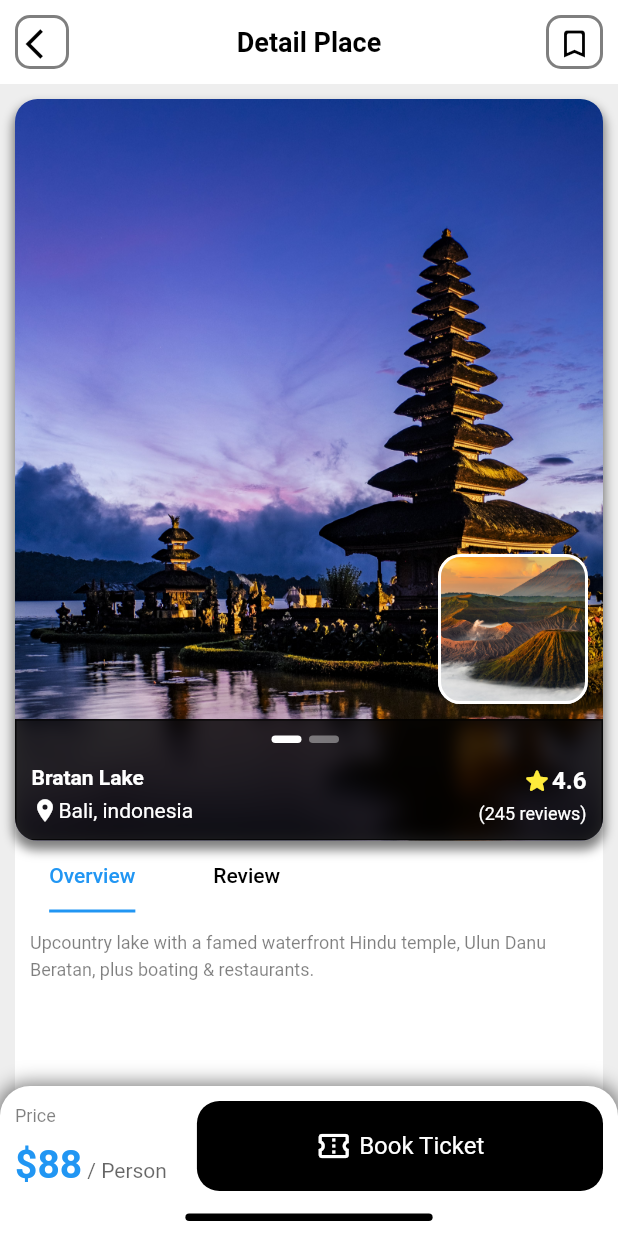
After one commit to gaganugraha33/travel-app, a Flutter app: the DetailScreen screen opened directly with sample values from the repository, on a phone screen of 412 x 824 dp. The commit adds this screen. Run offline on Flutter 3.47's test engine with Material 2 defaults, Android fonts, the phone set to English and light mode, and no system bars.

Commit message:
add detail screen

```diff
--- a/lib/model/destination_model.dart
+++ b/lib/model/destination_model.dart
@@ -26,7 +26,7 @@ List<DestinationModel> destinations = [
     review: Random().nextInt(300) + 25,
     image: [
       'bali pagoda.jpg',
-      'bali pagoda.jpg',
+      'gunung bromo.jpg',
     ],
     name: 'Bratan Lake',
     description:
--- /dev/null
+++ b/lib/pages/detail_screen.dart
@@ -0,0 +1,460 @@
+import 'package:flutter/material.dart';
+import 'package:travel_app/model/destination_model.dart';
+
+import '../component/bg_blur.dart';
+
+class DetailScreen extends StatefulWidget {
+  final DestinationModel destinationModel;
+
+  const DetailScreen({
+    Key? key,
+    required this.destinationModel,
+  }) : super(key: key);
+
+  @override
+  _DetailScreenState createState() => _DetailScreenState();
+}
+
+class _DetailScreenState extends State<DetailScreen> {
+  PageController pageController = PageController();
+  int pageView = 0;
+
+  @override
+  Widget build(BuildContext context) {
+    return Scaffold(
+      backgroundColor: Colors.grey.shade200,
+      appBar: AppBar(
+        backgroundColor: Colors.white,
+        centerTitle: true,
+        elevation: 0,
+        leading: Container(
+          padding: const EdgeInsets.all(5),
+          margin: const EdgeInsets.all(10),
+          decoration: BoxDecoration(
+            borderRadius: BorderRadius.circular(10),
+            border: Border.all(
+              width: 2,
+              color: Colors.black.withOpacity(0.5),
+            ),
+          ),
+          child: const Icon(
+            Icons.arrow_back_ios,
+            color: Colors.black,
+          ),
+        ),
+        title: const Text(
+          'Detail Place',
+          style: TextStyle(
+            fontSize: 18,
+            fontWeight: FontWeight.w600,
+            color: Colors.black,
+          ),
+        ),
+        actions: [
+          Container(
+            padding: const EdgeInsets.all(5),
+            margin: const EdgeInsets.all(10),
+            decoration: BoxDecoration(
+              borderRadius: BorderRadius.circular(10),
+              border: Border.all(
+                width: 2,
+                color: Colors.black.withOpacity(0.5),
+              ),
+            ),
+            child: const Icon(
+              Icons.bookmark_outline_rounded,
+              color: Colors.black,
+            ),
+          ),
+        ],
+      ),
+      body: Padding(
+        padding: const EdgeInsets.fromLTRB(10, 10, 10, 0),
+        child: Container(
+          decoration: const BoxDecoration(
+            color: Colors.white,
+            borderRadius: BorderRadius.vertical(
+              top: Radius.circular(15),
+            ),
+          ),
+          child: Column(
+            crossAxisAlignment: CrossAxisAlignment.start,
+            children: [
+              Container(
+                  height: MediaQuery.of(context).size.height * 0.6,
+                  decoration: BoxDecoration(
+                      borderRadius: BorderRadius.circular(15),
+                      boxShadow: [
+                        BoxShadow(
+                          color: Colors.black.withOpacity(0.5),
+                          offset: const Offset(0, 5),
+                          spreadRadius: 1,
+                          blurRadius: 5,
+                        )
+                      ]),
+                  child: ClipRRect(
+                    borderRadius: BorderRadius.circular(15),
+                    child: Stack(
+                      children: [
+                        PageView(
+                          controller: pageController,
+                          onPageChanged: (value) {
+                            setState(() {
+                              pageView = value;
+                            });
+                          },
+                          children: List.generate(
+                            widget.destinationModel.image.length,
+                            (index) => Image.asset(
+                              'assets/images/${widget.destinationModel.image[index]}',
+                              fit: BoxFit.cover,
+                            ),
+                          ),
+                        ),
+                        Column(
+                          mainAxisSize: MainAxisSize.min,
+                          crossAxisAlignment: CrossAxisAlignment.end,
+                          children: [
+                            const Spacer(),
+                            GestureDetector(
+                              onTap: () {
+                                if (pageController.hasClients) {
+                                  pageController.animateToPage(
+                                    pageView ==
+                                            widget.destinationModel.image
+                                                    .length -
+                                                1
+                                        ? 0
+                                        : pageView + 1,
+                                    duration: const Duration(milliseconds: 500),
+                                    curve: Curves.easeInOut,
+                                  );
+                                }
+                              },
+                              child: Container(
+                                height: 100,
+                                width: 100,
+                                margin: const EdgeInsets.only(
+                                  right: 10,
+                                  bottom: 10,
+                                ),
+                                decoration: BoxDecoration(
+                                  borderRadius: BorderRadius.circular(15),
+                                  border: Border.all(
+                                    width: 2,
+                                    color: Colors.white,
+                                  ),
+                                  image: DecorationImage(
+                                    image: widget.destinationModel.image
+                                                    .length -
+                                                1 !=
+                                            pageView
+                                        ? AssetImage(
+                                            'assets/images/${widget.destinationModel.image[pageView + 1]}')
+                                        : AssetImage(
+                                            'assets/images/${widget.destinationModel.image[0]}'),
+                                    fit: BoxFit.cover,
+                                  ),
+                                ),
+                              ),
+                            ),
+                            BgBlur(
+                              opacity: 0.8,
+                              blur: 6,
+                              child: Padding(
+                                  padding: const EdgeInsets.all(10),
+                                  child: Column(
+                                    children: [
+                                      Row(
+                                        mainAxisAlignment:
+                                            MainAxisAlignment.center,
+                                        children: List.generate(
+                                            widget
+                                                .destinationModel.image.length,
+                                            (index) => GestureDetector(
+                                                  onTap: () {
+                                                    if (pageController
+                                                        .hasClients) {
+                                                      pageController.animateToPage(
+                                                          index,
+                                                          duration:
+                                                              const Duration(
+                                                                  milliseconds:
+                                                                      500),
+                                                          curve:
+                                                              Curves.easeInOut);
+                                                    }
+                                                  },
+                                                  child: AnimatedContainer(
+                                                    duration: const Duration(
+                                                        milliseconds: 500),
+                                                    height: 5,
+                                                    width: 20,
+                                                    margin:
+                                                        const EdgeInsets.only(
+                                                            right: 5),
+                                                    decoration: BoxDecoration(
+                                                      color: pageView == index
+                                                          ? Colors.white
+                                                          : Colors.white
+                                                              .withOpacity(0.4),
+                                                      borderRadius:
+                                                          BorderRadius.circular(
+                                                              10),
+                                                    ),
+                                                  ),
+                                                )),
+                                      ),
+                                      const SizedBox(
+                                        height: 15,
+                                      ),
+                                      Row(
+                                        mainAxisAlignment:
+                                            MainAxisAlignment.spaceBetween,
+                                        crossAxisAlignment:
+                                            CrossAxisAlignment.center,
+                                        children: [
+                                          Column(
+                                            crossAxisAlignment:
+                                                CrossAxisAlignment.start,
+                                            children: [
+                                              Text(
+                                                widget.destinationModel.name!,
+                                                style: const TextStyle(
+                                                    fontSize: 14,
+                                                    color: Colors.white,
+                                                    fontWeight:
+                                                        FontWeight.w600),
+                                              ),
+                                              const SizedBox(
+                                                height: 5,
+                                              ),
+                                              Row(
+                                                children: [
+                                                  const Icon(
+                                                    Icons.location_on,
+                                                    color: Colors.white,
+                                                    size: 18,
+                                                  ),
+                                                  const SizedBox(
+                                                    height: 5,
+                                                  ),
+                                                  Text(
+                                                    widget.destinationModel
+                                                        .location!,
+                                                    style: const TextStyle(
+                                                        fontSize: 14,
+                                                        color: Colors.white,
+                                                        fontWeight:
+                                                            FontWeight.w400),
+                                                  )
+                                                ],
+                                              )
+                                            ],
+                                          ),
+                                          Column(
+                                            crossAxisAlignment:
+                                                CrossAxisAlignment.end,
+                                            children: [
+                                              Row(
+                                                children: [
+                                                  const Icon(
+                                                    Icons.star_rounded,
+                                                    color: Colors.yellow,
+                                                    size: 20,
+                                                  ),
+                                                  Text(
+                                                    '${widget.destinationModel.rate}',
+                                                    style: const TextStyle(
+                                                        fontSize: 16,
+                                                        fontWeight:
+                                                            FontWeight.w600,
+                                                        color: Colors.white),
+                                                  )
+                                                ],
+                                              ),
+                                              const SizedBox(
+                                                height: 5,
+                                              ),
+                                              Text(
+                                                '(${widget.destinationModel.review} reviews)',
+                                                style: const TextStyle(
+                                                  color: Colors.white,
+                                                  fontSize: 12,
+                                                ),
+                                              )
+                                            ],
+                                          )
+                                        ],
+                                      ),
+                                    ],
+                                  )),
+                            ),
+                          ],
+                        )
+                      ],
+                    ),
+                  )),
+              Expanded(
+                child: DefaultTabController(
+                  length: 2,
+                  child: Column(
+                    crossAxisAlignment: CrossAxisAlignment.start,
+                    children: [
+                      SizedBox(
+                        width: MediaQuery.of(context).size.width * 0.5,
+                        child: const TabBar(
+                          labelColor: Colors.blue,
+                          unselectedLabelColor: Colors.black,
+                          indicatorColor: Colors.blue,
+                          indicatorSize: TabBarIndicatorSize.label,
+                          tabs: [
+                            Tab(
+                              text: 'Overview',
+                            ),
+                            Tab(
+                              text: 'Review',
+                            )
+                          ],
+                        ),
+                      ),
+                      Expanded(
+                        child: TabBarView(
+                          children: [
+                            Padding(
+                              padding: const EdgeInsets.all(10),
+                              child: Text(
+                                widget.destinationModel.description!,
+                                style: TextStyle(
+                                  color: Colors.black.withOpacity(0.5),
+                                  fontSize: 12,
+                                  height: 1.5,
+                                ),
+                              ),
+                            ),
+                            const Center(
+                              child: Text('Review'),
+                            ),
+                          ],
+                        ),
+                      )
+                    ],
+                  ),
+                ),
+              )
+            ],
+          ),
+        ),
+      ),
+      extendBody: true,
+      bottomNavigationBar: Container(
+        height: 100,
+        decoration: BoxDecoration(
+          boxShadow: [
+            BoxShadow(
+              offset: Offset.zero,
+              color: Colors.black.withOpacity(0.5),
+              spreadRadius: 2,
+              blurRadius: 10,
+            ),
+          ],
+          color: Colors.white,
+          borderRadius: const BorderRadius.vertical(
+            top: Radius.circular(20),
+          ),
+        ),
+        child: Padding(
+          padding: const EdgeInsets.fromLTRB(10, 10, 10, 0),
+          child: Column(
+            children: [
+              Row(
+                children: [
+                  Column(
+                    crossAxisAlignment: CrossAxisAlignment.start,
+                    children: [
+                      Text(
+                        'Price',
+                        style: TextStyle(
+                          color: Colors.black.withOpacity(0.5),
+                          fontSize: 12,
+                        ),
+                      ),
+                      const SizedBox(
+                        height: 10,
+                      ),
+                      Text.rich(
+                        TextSpan(
+                          children: [
+                            TextSpan(
+                              text: '\$${widget.destinationModel.price}',
+                              style: const TextStyle(
+                                color: Colors.blue,
+                                fontSize: 26,
+                                fontWeight: FontWeight.w600,
+                              ),
+                            ),
+                            TextSpan(
+                              text: ' / Person',
+                              style: TextStyle(
+                                fontSize: 14,
+                                color: Colors.black.withOpacity(0.6),
+                              ),
+                            ),
+                          ],
+                        ),
+                      ),
+                    ],
+                  ),
+                  const SizedBox(
+                    width: 20,
+                  ),
+                  Expanded(
+                    child: Container(
+                        height: 60,
+                        decoration: BoxDecoration(
+                          color: Colors.black,
+                          borderRadius: BorderRadius.circular(15),
+                        ),
+                        child: Center(
+                          child: Row(
+                            mainAxisAlignment: MainAxisAlignment.center,
+                            children: const [
+                              Icon(
+                                Icons.confirmation_num_outlined,
+                                color: Colors.white,
+                              ),
+                              SizedBox(
+                                width: 5,
+                              ),
+                              Text(
+                                'Book Ticket',
+                                style: TextStyle(
+                                  fontSize: 16,
+                                  color: Colors.white,
+                                  fontWeight: FontWeight.w400,
+                                ),
+                              ),
+                            ],
+                          ),
+                        )),
+                  )
+                ],
+              ),
+              const SizedBox(
+                height: 15,
+              ),
+              Container(
+                height: 5,
+                width: MediaQuery.of(context).size.width * 0.4,
+                decoration: BoxDecoration(
+                  color: Colors.black,
+                  borderRadius: BorderRadius.circular(10),
+                ),
+              )
+            ],
+          ),
+        ),
+      ),
+    );
+  }
+}
--- a/lib/pages/home_screen.dart
+++ b/lib/pages/home_screen.dart
@@ -1,6 +1,7 @@
 import 'package:flutter/material.dart';
 import 'package:travel_app/component/destination_slider.dart';
 import 'package:travel_app/model/destination_model.dart';
+import 'package:travel_app/pages/detail_screen.dart';
 import '../component/destination_list.dart';
 
 class HomeScreen extends StatefulWidget {
@@ -116,8 +117,19 @@ class _HomeScreenState extends State<HomeScreen> {
                       padding: index == 0
                           ? const EdgeInsets.only(left: 10, right: 10)
                           : const EdgeInsets.only(right: 10),
-                      child: DestinationSlider(
-                        destinationModel: destinations[index],
+                      child: GestureDetector(
+                        onTap: () {
+                          Navigator.push(
+                            context,
+                            MaterialPageRoute(
+                              builder: (context) => DetailScreen(
+                                  destinationModel: destinations[index]),
+                            ),
+                          );
+                        },
+                        child: DestinationSlider(
+                          destinationModel: destinations[index],
+                        ),
                       ),
                     ),
                   ),
```
